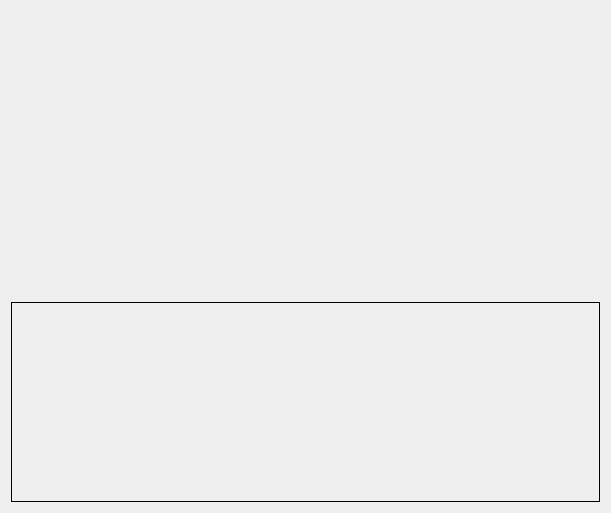
The window that retroshare-gui/src/gui/statistics/TurtleRouterStatistics.ui (RetroShare/RetroShare) describes before a commit, drawn with Qt 5.
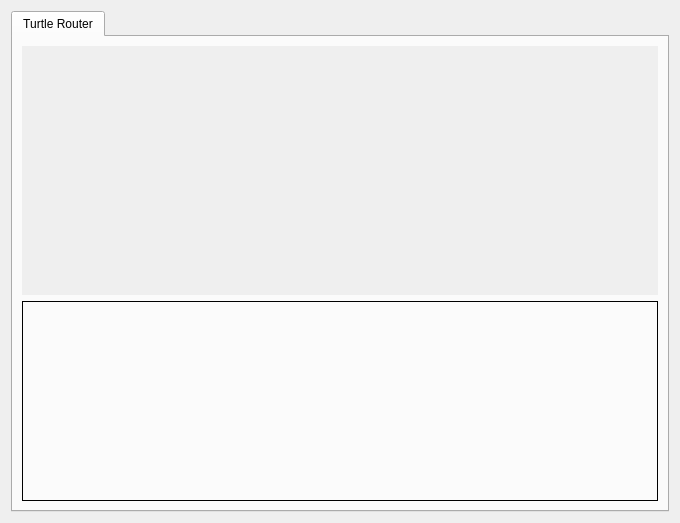
The same window after the commit. Custom widgets are drawn as their Qt base class.

Commit message: Added to display Turtle Router Dialog in Statistics

Diff of the .ui file:
```diff
--- a/retroshare-gui/src/gui/statistics/TurtleRouterStatistics.ui
+++ b/retroshare-gui/src/gui/statistics/TurtleRouterStatistics.ui
@@ -6,13 +6,23 @@
    <rect>
     <x>0</x>
     <y>0</y>
-    <width>611</width>
-    <height>513</height>
+    <width>680</width>
+    <height>523</height>
    </rect>
   </property>
   <property name="windowTitle">
    <string>Router Statistics</string>
   </property>
+  <layout class="QGridLayout" name="gridLayout_2">
+   <item row="0" column="0">
+    <widget class="QTabWidget" name="routertabWidget">
+     <property name="currentIndex">
+      <number>0</number>
+     </property>
+     <widget class="QWidget" name="tab">
+      <attribute name="title">
+       <string>Turtle Router</string>
+      </attribute>
   <layout class="QGridLayout" name="gridLayout">
    <item row="0" column="0">
     <widget class="QSplitter" name="splitter">
@@ -37,8 +47,8 @@
         <rect>
          <x>0</x>
          <y>0</y>
-         <width>593</width>
-         <height>289</height>
+             <width>638</width>
+             <height>255</height>
         </rect>
        </property>
        <property name="autoFillBackground">
@@ -70,6 +80,10 @@
      <property name="frameShadow">
       <enum>QFrame::Plain</enum>
      </property>
+        </widget>
+       </item>
+      </layout>
+     </widget>
     </widget>
    </item>
   </layout>
```
Lines whose indentation alone changed are shown as unchanged. The commit also changes 2 other files.
